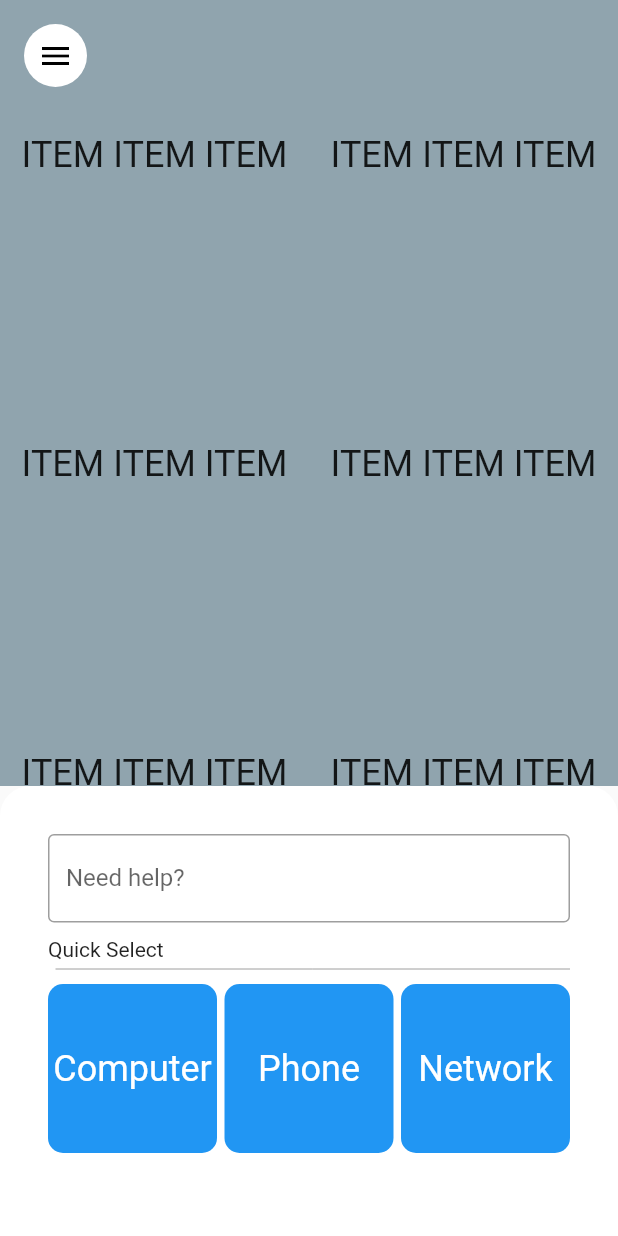
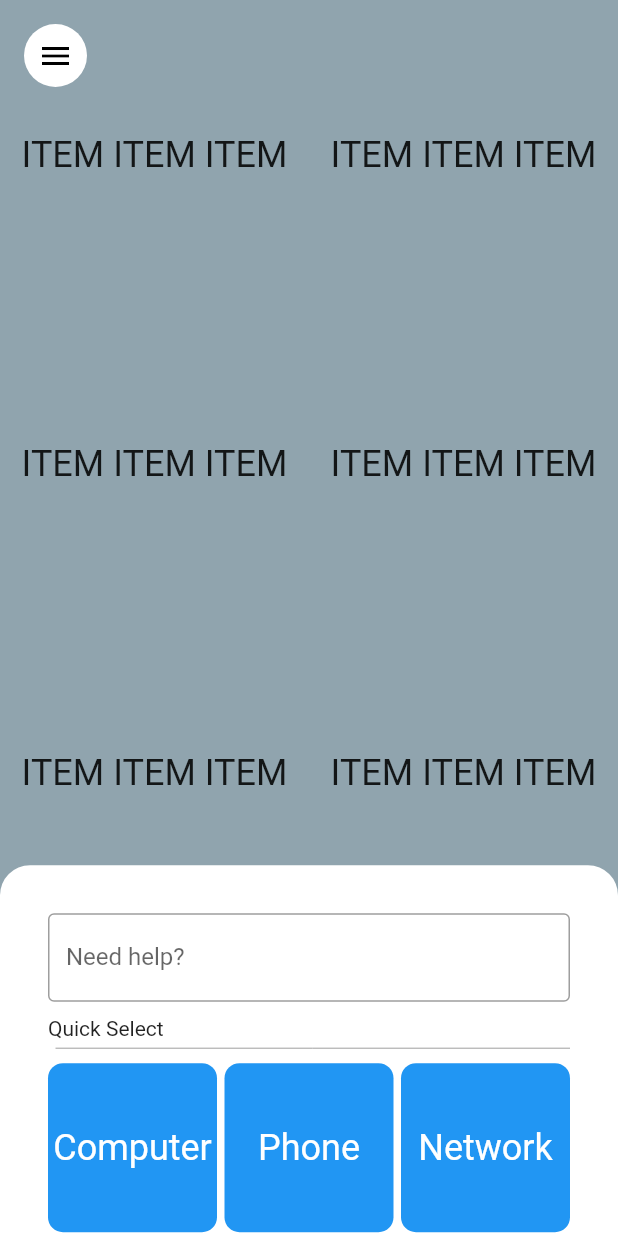
Before and after one commit to TimBibb/Space_Tracker_Flutter, a Flutter app: the screen it shows after launch, on a phone screen of 412 x 824 dp. Run offline on Flutter 3.47's test engine with Material 2 defaults, Android fonts, the phone set to English and light mode, and no system bars.

Commit message:
big change

```diff
--- a/Space_Tracker/lib/main.dart
+++ b/Space_Tracker/lib/main.dart
@@ -58,9 +58,18 @@ class _HomePageState extends State<MyHomePage> {
 				children: <Widget>[
 					MapWidget(),
 					MenuButton(),
+					DraggableScrollableSheet(
+						initialChildSize: 0.30,
+            minChildSize: 0.15,
+            builder: (BuildContext context, ScrollController scrollController) {
+              return SingleChildScrollView(
+                controller: scrollController,
+                child: HelpSheet(),
+              );
+            },
+					)
 				]
 			),
-			bottomSheet: HelpSheet()
 		);
 	}
 
```
